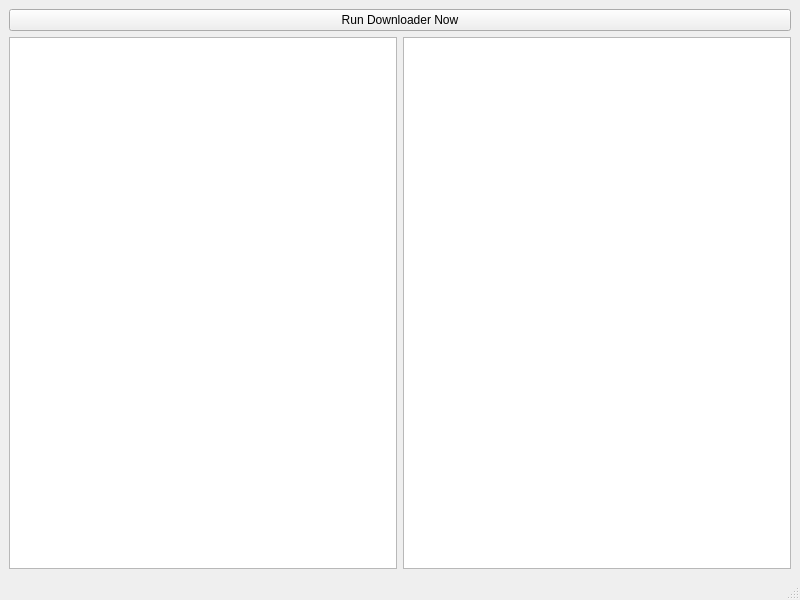
mkkelley/autogrp, file gui/mainwindow.ui: the form before one commit.
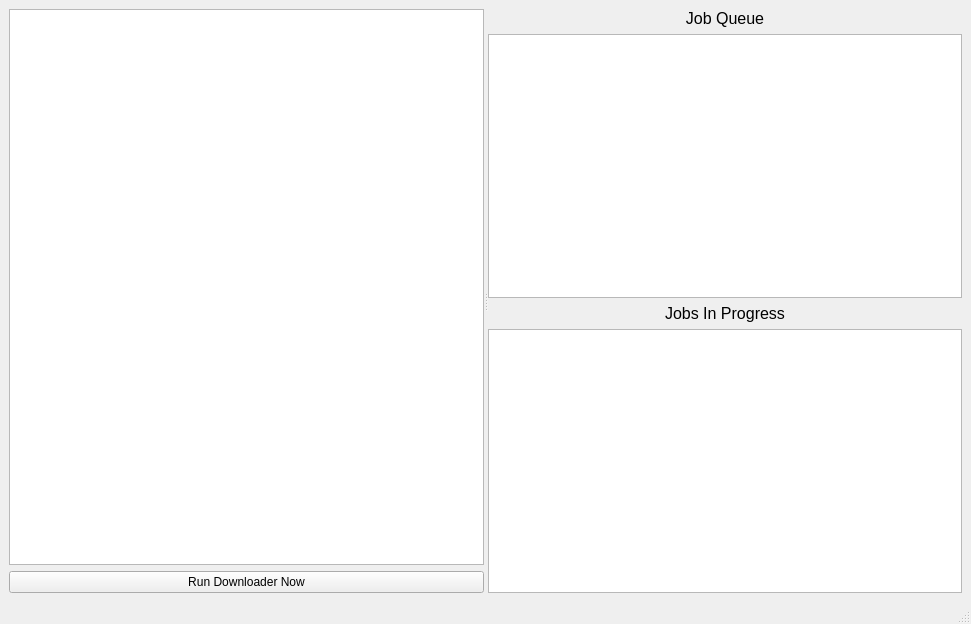
The form after the commit. Custom widgets are drawn as their Qt base class.

Commit message: Add a table of jobs that are currently being worked on.

What changed in the file:
```diff
--- a/gui/mainwindow.ui
+++ b/gui/mainwindow.ui
@@ -6,15 +6,25 @@
    <rect>
     <x>0</x>
     <y>0</y>
-    <width>800</width>
-    <height>600</height>
+    <width>971</width>
+    <height>624</height>
    </rect>
   </property>
   <property name="windowTitle">
    <string>MainWindow</string>
   </property>
   <widget class="QWidget" name="centralwidget">
-   <layout class="QVBoxLayout" name="verticalLayout">
+   <layout class="QVBoxLayout" name="verticalLayout_3">
+    <item>
+     <widget class="QSplitter" name="splitter">
+      <property name="orientation">
+       <enum>Qt::Horizontal</enum>
+      </property>
+      <widget class="QWidget" name="layoutWidget">
+       <layout class="QVBoxLayout" name="verticalLayout_2" stretch="2,2">
+        <item>
+         <widget class="QTableView" name="tableView"/>
+        </item>
     <item>
      <widget class="QPushButton" name="pushButton">
       <property name="text">
@@ -22,15 +32,33 @@
       </property>
      </widget>
     </item>
+       </layout>
+      </widget>
+      <widget class="QWidget" name="layoutWidget">
+       <layout class="QVBoxLayout" name="verticalLayout" stretch="0,1,0,1">
     <item>
-     <layout class="QHBoxLayout" name="horizontalLayout">
-      <item>
-       <widget class="QTableView" name="tableView"/>
+         <widget class="QLabel" name="label_2">
+          <property name="text">
+           <string>&lt;html&gt;&lt;head/&gt;&lt;body&gt;&lt;p align=&quot;center&quot;&gt;&lt;span style=&quot; font-size:12pt;&quot;&gt;Job Queue&lt;/span&gt;&lt;/p&gt;&lt;/body&gt;&lt;/html&gt;</string>
+          </property>
+         </widget>
       </item>
       <item>
        <widget class="QueueView" name="queueView"/>
       </item>
-     </layout>
+        <item>
+         <widget class="QLabel" name="label">
+          <property name="text">
+           <string>&lt;html&gt;&lt;head/&gt;&lt;body&gt;&lt;p align=&quot;center&quot;&gt;&lt;span style=&quot; font-size:12pt;&quot;&gt;Jobs In Progress&lt;/span&gt;&lt;/p&gt;&lt;/body&gt;&lt;/html&gt;</string>
+          </property>
+         </widget>
+        </item>
+        <item>
+         <widget class="ProgressView" name="progressView"/>
+        </item>
+       </layout>
+      </widget>
+     </widget>
     </item>
    </layout>
   </widget>
@@ -52,6 +80,11 @@
    <extends>QTableView</extends>
    <header>queue_view.h</header>
   </customwidget>
+  <customwidget>
+   <class>ProgressView</class>
+   <extends>QTableView</extends>
+   <header>progress_view.h</header>
+  </customwidget>
  </customwidgets>
  <resources/>
  <connections/>
```
Left out of the diff: 2 changed lines with no effect on the pictures. Lines whose indentation alone changed are shown as unchanged. The commit also changes 4 other files.
